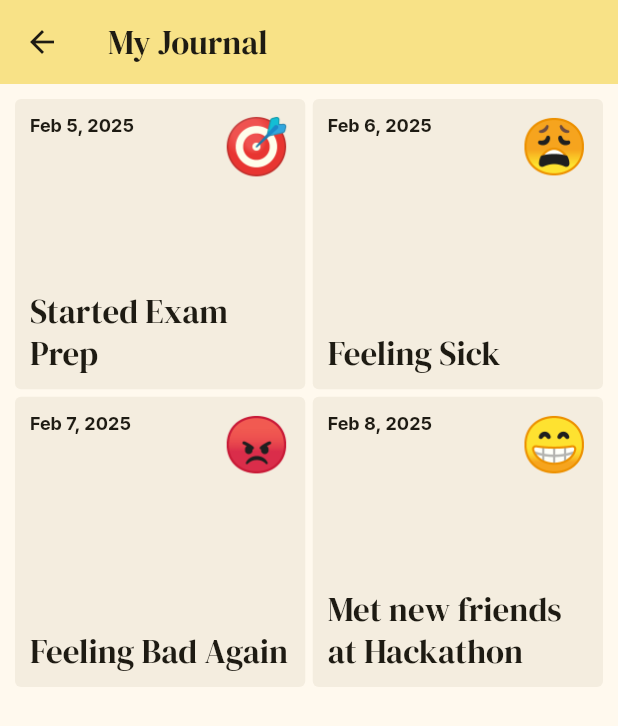
After one commit to fidelisakilan/MonkeyTalk, a Flutter app: the screen it shows after launch, after a tap on the "book" icon, on a phone screen of 412 x 824 dp. The commit adds this screen. Shown: the top 726 px of the screen. Run offline on Flutter 3.47's test engine with Material 3 defaults, Android fonts, the phone set to English and light mode, and no system bars; our stand-ins replace google_fonts, permission_handler, rxdart, sembast, speech_to_text; missing offline and left inert: wave_divider.

Commit message:
added journal and events pages

```diff
--- a/lib/config.dart
+++ b/lib/config.dart
@@ -1,6 +1,8 @@
 import 'package:flutter/material.dart';
 export 'package:flutter/material.dart';
 export 'package:flutter/foundation.dart';
+export 'utils/extensions.dart';
+export 'utils/dimensions.dart';
 
 extension BuildContextExtension on BuildContext {
   ColorScheme get colorScheme => Theme.of(this).colorScheme;
@@ -12,7 +14,9 @@ extension BuildContextExtension on BuildContext {
   Future push(Widget widget) {
     return Navigator.of(this).push(MaterialPageRoute(builder: (_) => widget));
   }
+
   Future pushReplacement(Widget widget) {
-    return Navigator.of(this).pushReplacement(MaterialPageRoute(builder: (_) => widget));
+    return Navigator.of(this)
+        .pushReplacement(MaterialPageRoute(builder: (_) => widget));
   }
 }
--- a/lib/main.dart
+++ b/lib/main.dart
@@ -1,6 +1,6 @@
 import 'package:flutter/material.dart';
 import 'package:google_fonts/google_fonts.dart';
-import 'package:kraken/modules/recorder/view/recorder_screen.dart';
+import 'package:kraken/modules/recorder/view/recorder_page.dart';
 import 'package:kraken/theme.dart';
 
 void main() {
--- /dev/null
+++ b/lib/modules/journal/bloc/journal_bloc.dart
@@ -0,0 +1,61 @@
+import 'package:kraken/modules/journal/model/journal_model.dart';
+import 'package:rxdart/rxdart.dart';
+
+class JournalBloc {
+  final BehaviorSubject<List<JournalModel>> _journalSubject =
+      BehaviorSubject<List<JournalModel>>();
+
+  Stream<List<JournalModel>> get journalStream => _journalSubject.stream;
+
+  void loadData() {
+    _journalSubject.sink.add([
+      JournalModel(
+        emote: "🎯",
+        title: "Started Exam Prep",
+        content: "",
+        date: DateTime(2025, 2, 5),
+      ),
+      JournalModel(
+        emote: "😩",
+        title: "Feeling Sick",
+        content: "",
+        date: DateTime(2025, 2, 6),
+      ),
+      JournalModel(
+        emote: "😡",
+        title: "Feeling Bad Again",
+        content: "",
+        date: DateTime(2025, 2, 7),
+      ),
+      JournalModel(
+        emote: "😁",
+        title: "Met new friends at Hackathon",
+        content: """
+Hey, today was a **mess**. I barely managed to wake up on time and rushed to class with just **coffee** in my system.
+Advanced Machine Learning was **tough**—ensemble learning went right over my head. I really need to go over my notes,
+but I doubt I’ll have the time.
+
+I tried working on my **research project** after class, but my **dataset is a disaster**. Spent ages debugging
+and still didn’t make much progress. I should have gone to **office hours**, but, of course, I got distracted scrolling on my phone.
+
+### **Small Wins & Distractions**
+- Lunch was fun! Caught up with **friends** at the cafeteria, and someone mentioned a **hackathon** next month.
+  Sounds cool, but I barely have time for coursework, let alone extra projects.
+- Back home, I cooked something quick—**rice and lentils**. Honestly, it made me **miss home**.
+  My mom’s cooking is on a whole other level.
+- Checked my **emails** while eating, and, guess what? **Another internship rejection**.
+  I should apply to more, but I just feel so drained.
+
+### **Catching Up & Feeling Overwhelmed**
+Called my **parents** before bed. They worry about me a lot, and I wish I could tell them I have everything under control.
+But I **don’t**. Maybe tomorrow will be better.
+        """,
+        date: DateTime(2025, 2, 8),
+      ),
+    ]);
+  }
+
+  void dispose() {
+    _journalSubject.close();
+  }
+}
--- /dev/null
+++ b/lib/modules/journal/model/journal_model.dart
@@ -0,0 +1,13 @@
+class JournalModel {
+  final String emote;
+  final String title;
+  final String content;
+  final DateTime date;
+
+  JournalModel({
+    required this.emote,
+    required this.title,
+    required this.content,
+    required this.date,
+  });
+}
--- /dev/null
+++ b/lib/modules/journal/view/journal_page.dart
@@ -0,0 +1,104 @@
+import 'package:kraken/config.dart';
+import 'package:kraken/modules/journal/bloc/journal_bloc.dart';
+import 'package:kraken/modules/journal/model/journal_model.dart';
+import 'package:kraken/modules/journal/view/content_page.dart';
+import 'package:kraken/utils/widgets/loading_widget.dart';
+
+class JournalPage extends StatefulWidget {
+  const JournalPage({super.key});
+
+  @override
+  State<JournalPage> createState() => _JournalPageState();
+}
+
+class _JournalPageState extends State<JournalPage> {
+  final JournalBloc _bloc = JournalBloc();
+
+  @override
+  void initState() {
+    super.initState();
+    _bloc.loadData();
+  }
+
+  @override
+  void dispose() {
+    super.dispose();
+    _bloc.dispose();
+  }
+
+  @override
+  Widget build(BuildContext context) {
+    return Scaffold(
+      appBar: AppBar(
+        title: Text("My Journal"),
+        backgroundColor: context.colorScheme.primaryContainer,
+      ),
+      body: StreamBuilder<List<JournalModel>>(
+        stream: _bloc.journalStream,
+        builder: (context, snapshot) {
+          if (!snapshot.hasData) {
+            return const Column(
+              mainAxisSize: MainAxisSize.min,
+              children: [LoadingWidget()],
+            );
+          }
+          return GridView.builder(
+            padding: EdgeInsets.symmetric(vertical: 10, horizontal: 10),
+            itemCount: snapshot.data!.length,
+            gridDelegate: SliverGridDelegateWithFixedCrossAxisCount(
+              crossAxisCount: 2,
+              childAspectRatio: 1,
+              crossAxisSpacing: 5,
+              mainAxisSpacing: 5,
+            ),
+            itemBuilder: (context, index) {
+              final journal = snapshot.data![index];
+              return GestureDetector(
+                onTap: () {
+                  context.push(ContentPage(journal: journal));
+                },
+                child: Container(
+                  padding: EdgeInsets.all(10),
+                  decoration: BoxDecoration(
+                    borderRadius: BorderRadius.circular(4),
+                    color: context.colorScheme.surfaceContainer,
+                  ),
+                  child: Stack(
+                    alignment: Alignment.topRight,
+                    children: [
+                      Column(
+                        crossAxisAlignment: CrossAxisAlignment.start,
+                        children: [
+                          Text(
+                            journal.date.formattedText,
+                            style: context.textTheme.bodySmall!
+                                .copyWith(fontWeight: FontWeight.bold),
+                          ),
+                          Expanded(
+                            child: Align(
+                              alignment: Alignment.bottomLeft,
+                              child: Text(
+                                journal.title,
+                                textAlign: TextAlign.left,
+                                style: context.textTheme.titleLarge!
+                                    .copyWith(fontWeight: FontWeight.normal),
+                              ),
+                            ),
+                          ),
+                        ],
+                      ),
+                      Text(
+                        journal.emote,
+                        style: context.textTheme.displaySmall,
+                      ),
+                    ],
+                  ),
+                ),
+              );
+            },
+          );
+        },
+      ),
+    );
+  }
+}
--- a/lib/modules/recorder/bloc/recorder_bloc.dart
+++ /dev/null
@@ -1 +0,0 @@
-class RecorderBloc {}
--- a/lib/modules/recorder/view/recorder_screen.dart
+++ b/lib/modules/recorder/view/recorder_page.dart
@@ -1,6 +1,7 @@
 import 'package:kraken/config.dart';
+import 'package:kraken/modules/events/view/events_page.dart';
+import 'package:kraken/modules/journal/view/journal_page.dart';
 import 'package:kraken/modules/recorder/bloc/speech_manager.dart';
-import 'package:kraken/utils/dimensions.dart';
 
 class RecorderPage extends StatefulWidget {
   const RecorderPage({super.key});
@@ -19,7 +20,6 @@ class _RecorderScreenState extends State<RecorderPage> {
   }
 
   void startService() {
-    print("Hellow");
     speechManager.run(
       onResult: (String content) {
         print('content $content');
@@ -58,9 +58,7 @@ class _RecorderScreenState extends State<RecorderPage> {
                     child: Center(
                       child: FloatingActionButton.large(
                         heroTag: 'voice',
-                        shape: CircleBorder(),
                         backgroundColor: context.colorScheme.tertiaryContainer,
-                        elevation: 0,
                         onPressed: !value ? startService : stopService,
                         child: Icon(
                           !value ? Icons.circle_outlined : Icons.pause,
@@ -74,6 +72,27 @@ class _RecorderScreenState extends State<RecorderPage> {
           );
         },
       ),
+      floatingActionButtonLocation: FloatingActionButtonLocation.centerFloat,
+      floatingActionButton: Row(
+        mainAxisAlignment: MainAxisAlignment.center,
+        children: [
+          FloatingActionButton.large(
+            heroTag: 'events',
+            onPressed: () {
+              context.push(EventsPage());
+            },
+            child: const Icon(Icons.notifications),
+          ),
+          const GapBox(gap: Gap.s),
+          FloatingActionButton.large(
+            onPressed: () {
+              context.push(JournalPage());
+            },
+            heroTag: 'journal',
+            child: const Icon(Icons.book),
+          ),
+        ],
+      ),
     );
   }
 }
--- a/lib/theme.dart
+++ b/lib/theme.dart
@@ -335,7 +335,6 @@ class MaterialTheme {
     return theme(darkHighContrastScheme());
   }
 
-
   ThemeData theme(ColorScheme colorScheme) => ThemeData(
         useMaterial3: true,
         brightness: colorScheme.brightness,
@@ -344,13 +343,28 @@ class MaterialTheme {
           bodyColor: colorScheme.onSurface,
           displayColor: colorScheme.onSurface,
         ),
-     scaffoldBackgroundColor: colorScheme.background,
+        dividerTheme: const DividerThemeData(space: 32),
+        filledButtonTheme: FilledButtonThemeData(
+          style: ButtonStyle(
+            padding: WidgetStateProperty.all(EdgeInsets.zero),
+          ),
+        ),
+        elevatedButtonTheme: ElevatedButtonThemeData(
+          style: ButtonStyle(
+            elevation: WidgetStateProperty.all<double>(0),
+          ),
+        ),
+        scaffoldBackgroundColor: colorScheme.surface,
         canvasColor: colorScheme.surface,
+        floatingActionButtonTheme: FloatingActionButtonThemeData(
+          highlightElevation: 0,
+          foregroundColor: colorScheme.primary,
+          shape: const CircleBorder(),
+          elevation: 0,
+        ),
       );
 
-
-  List<ExtendedColor> get extendedColors => [
-  ];
+  List<ExtendedColor> get extendedColors => [];
 }
 
 class ExtendedColor {
--- /dev/null
+++ b/lib/utils/extensions.dart
@@ -0,0 +1,5 @@
+import 'package:intl/intl.dart';
+
+extension DateTimeExtension on DateTime {
+  String get formattedText => DateFormat('MMM d, yyyy').format(this);
+}
--- /dev/null
+++ b/lib/utils/widgets/loading_widget.dart
@@ -0,0 +1,10 @@
+import 'package:kraken/config.dart';
+
+class LoadingWidget extends StatelessWidget {
+  const LoadingWidget({super.key});
+
+  @override
+  Widget build(BuildContext context) {
+    return const LinearProgressIndicator();
+  }
+}
```
Also changed, not shown: lib/modules/events/bloc/events_bloc.dart (added, +39 -0 lines), lib/modules/events/model/event_model.dart (added, +11 -0 lines), lib/modules/events/view/events_page.dart (added, +94 -0 lines), lib/modules/journal/view/content_page.dart (added, +31 -0 lines), lib/utils/database.dart (added, +40 -0 lines), pubspec.yaml (+4 -3 lines), pubspec.lock. Lines whose indentation alone changed are shown as unchanged.
